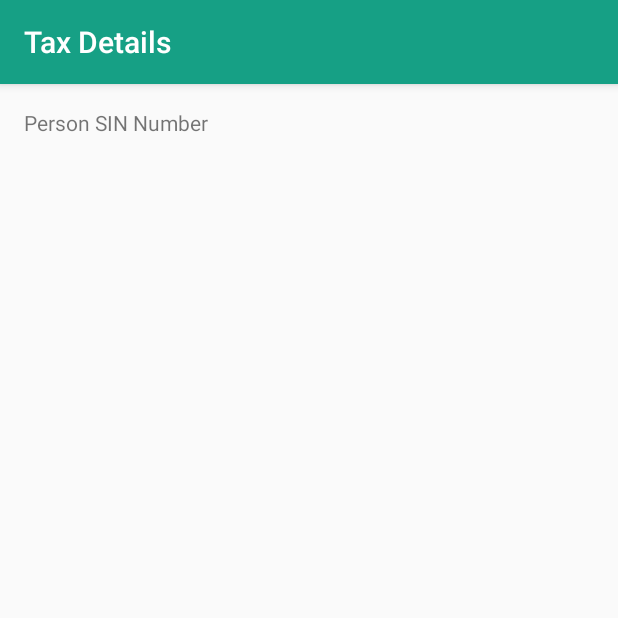
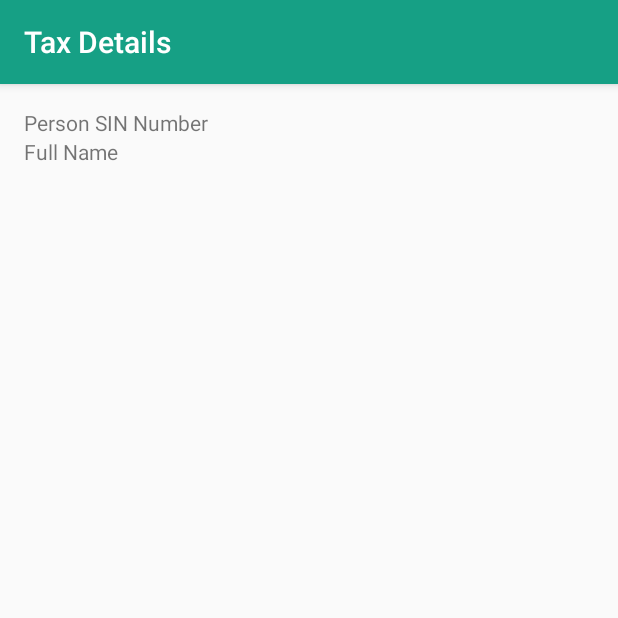
Before and after one commit to avanipatel9/C0772788_W2020_MAD3125_MidTerm, an Android app: the ShowTaxDetails screen opened directly, with no data from a screen before it, on a phone screen of 412 x 824 dp, the top half of it. Run offline under Robolectric (Android 15) with nearby library versions, the phone set to English and light mode, and no system bars.

Commit message:
[AP] TextView added for full name in ShowTaxDetails xml

```diff
--- a/app/src/main/res/layout/activity_show_tax_details.xml
+++ b/app/src/main/res/layout/activity_show_tax_details.xml
@@ -28,6 +28,21 @@
                 android:textAlignment="viewEnd"/>
         </TableRow>
 
+        <TableRow>
+            <TextView
+                android:layout_width="0dp"
+                android:layout_height="wrap_content"
+                android:text="Full Name"
+                android:layout_weight="1" />
+            <TextView
+                android:id="@+id/val_full_name_display"
+                android:layout_width="0dp"
+                android:layout_height="wrap_content"
+                android:layout_weight="1"
+                android:textAlignment="viewEnd"/>
+        </TableRow>
+
+
     </TableLayout>
 
 </androidx.constraintlayout.widget.ConstraintLayout>
```
